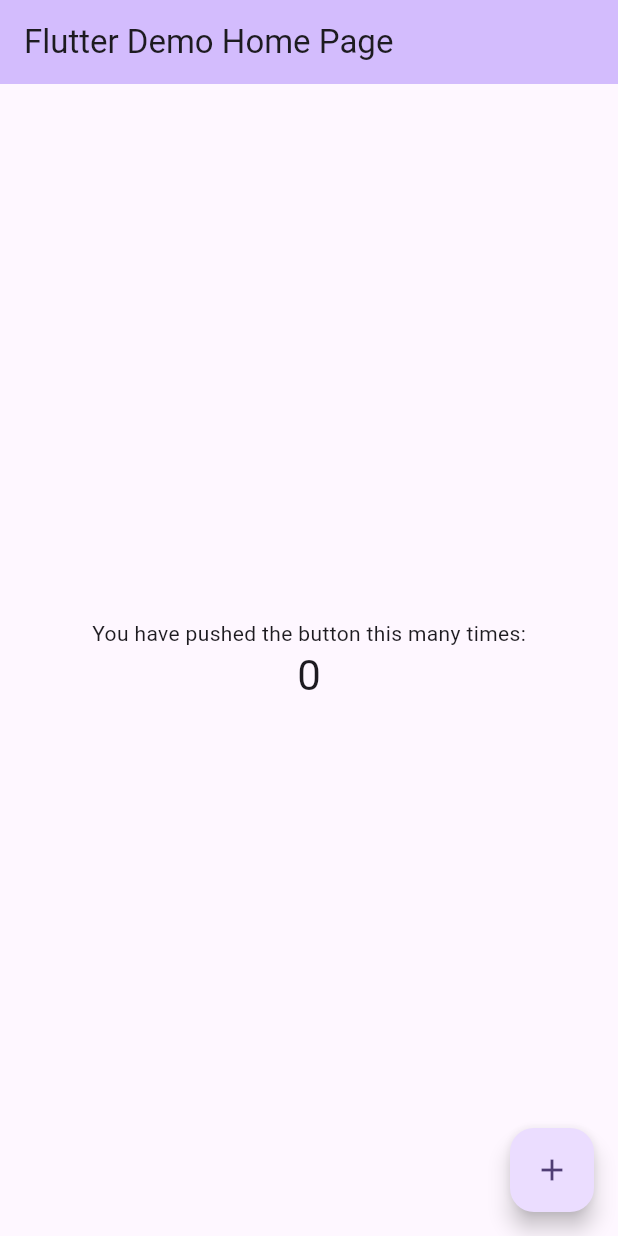
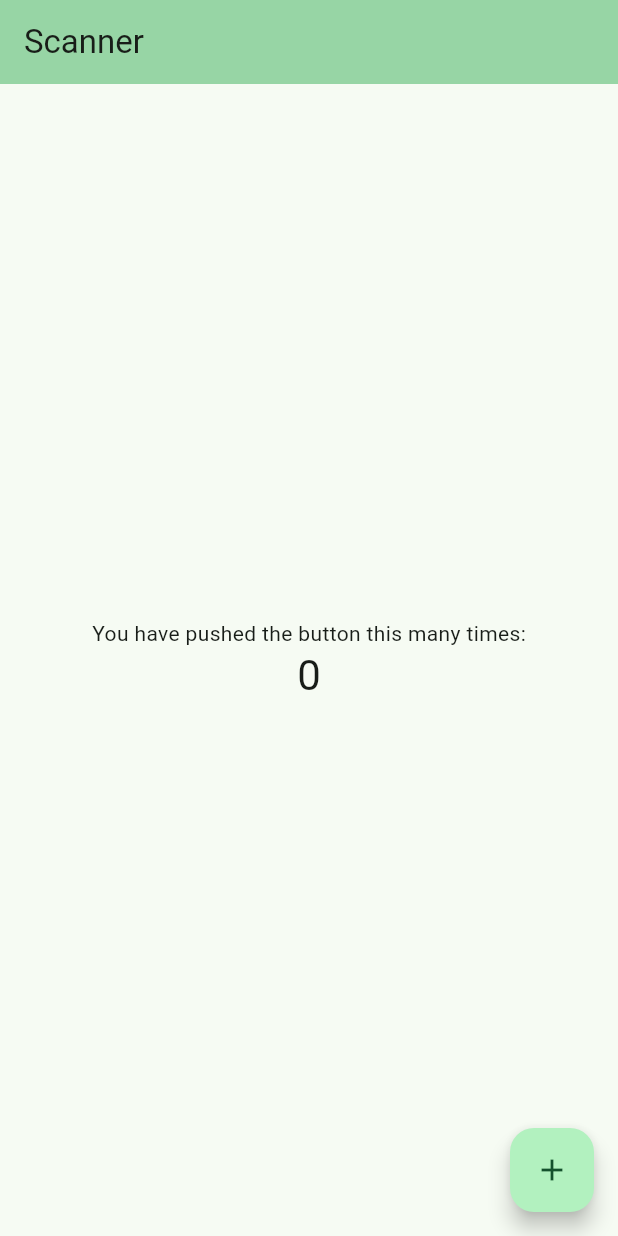
Before and after one commit to Kelum-Tharindu/GAHDSE241F-ParkWise, a Flutter app: the screen it shows after launch, on a phone screen of 412 x 824 dp. Run offline on Flutter 3.47's test engine with Material 3 defaults, Android fonts, the phone set to English and light mode, and no system bars; our stand-ins replace qr_flutter, share_plus, shared_preferences; missing offline and left inert: mobile_scanner.

Commit message:
put some dependencies

```diff
--- a/parking_scanner/lib/main.dart
+++ b/parking_scanner/lib/main.dart
@@ -11,42 +11,19 @@ class MyApp extends StatelessWidget {
   @override
   Widget build(BuildContext context) {
     return MaterialApp(
-      title: 'Flutter Demo',
+      title: 'Scanner Pro',
       theme: ThemeData(
-        // This is the theme of your application.
-        //
-        // TRY THIS: Try running your application with "flutter run". You'll see
-        // the application has a purple toolbar. Then, without quitting the app,
-        // try changing the seedColor in the colorScheme below to Colors.green
-        // and then invoke "hot reload" (save your changes or press the "hot
-        // reload" button in a Flutter-supported IDE, or press "r" if you used
-        // the command line to start the app).
-        //
-        // Notice that the counter didn't reset back to zero; the application
-        // state is not lost during the reload. To reset the state, use hot
-        // restart instead.
-        //
-        // This works for code too, not just values: Most code changes can be
-        // tested with just a hot reload.
-        colorScheme: ColorScheme.fromSeed(seedColor: Colors.deepPurple),
+
+        colorScheme: ColorScheme.fromSeed(seedColor: const Color.fromARGB(255, 58, 183, 108)),
         useMaterial3: true,
       ),
-      home: const MyHomePage(title: 'Flutter Demo Home Page'),
+      home: const MyHomePage(title: 'Scanner',)
     );
   }
 }
 
 class MyHomePage extends StatefulWidget {
   const MyHomePage({super.key, required this.title});
-
-  // This widget is the home page of your application. It is stateful, meaning
-  // that it has a State object (defined below) that contains fields that affect
-  // how it looks.
-
-  // This class is the configuration for the state. It holds the values (in this
-  // case the title) provided by the parent (in this case the App widget) and
-  // used by the build method of the State. Fields in a Widget subclass are
-  // always marked "final".
 
   final String title;
 
@@ -59,50 +36,25 @@ class _MyHomePageState extends State<MyHomePage> {
 
   void _incrementCounter() {
     setState(() {
-      // This call to setState tells the Flutter framework that something has
-      // changed in this State, which causes it to rerun the build method below
-      // so that the display can reflect the updated values. If we changed
-      // _counter without calling setState(), then the build method would not be
-      // called again, and so nothing would appear to happen.
+
       _counter++;
     });
   }
 
   @override
   Widget build(BuildContext context) {
-    // This method is rerun every time setState is called, for instance as done
-    // by the _incrementCounter method above.
-    //
-    // The Flutter framework has been optimized to make rerunning build methods
-    // fast, so that you can just rebuild anything that needs updating rather
-    // than having to individually change instances of widgets.
+
     return Scaffold(
       appBar: AppBar(
-        // TRY THIS: Try changing the color here to a specific color (to
-        // Colors.amber, perhaps?) and trigger a hot reload to see the AppBar
-        // change color while the other colors stay the same.
+
         backgroundColor: Theme.of(context).colorScheme.inversePrimary,
-        // Here we take the value from the MyHomePage object that was created by
-        // the App.build method, and use it to set our appbar title.
+
         title: Text(widget.title),
       ),
       body: Center(
-        // Center is a layout widget. It takes a single child and positions it
-        // in the middle of the parent.
+
         child: Column(
-          // Column is also a layout widget. It takes a list of children and
-          // arranges them vertically. By default, it sizes itself to fit its
-          // children horizontally, and tries to be as tall as its parent.
-          //
-          // Column has various properties to control how it sizes itself and
-          // how it positions its children. Here we use mainAxisAlignment to
-          // center the children vertically; the main axis here is the vertical
-          // axis because Columns are vertical (the cross axis would be
-          // horizontal).
-          //
-          // TRY THIS: Invoke "debug painting" (choose the "Toggle Debug Paint"
-          // action in the IDE, or press "p" in the console), to see the
-          // wireframe for each widget.
+
           mainAxisAlignment: MainAxisAlignment.center,
           children: <Widget>[
             const Text(
--- a/parking_scanner/pubspec.yaml
+++ b/parking_scanner/pubspec.yaml
@@ -30,7 +30,7 @@ environment:
 dependencies:
   flutter:
     sdk: flutter
-    flutter_lints: ^2.0.0
+
 
 
   # The following adds the Cupertino Icons font to your application.
```
